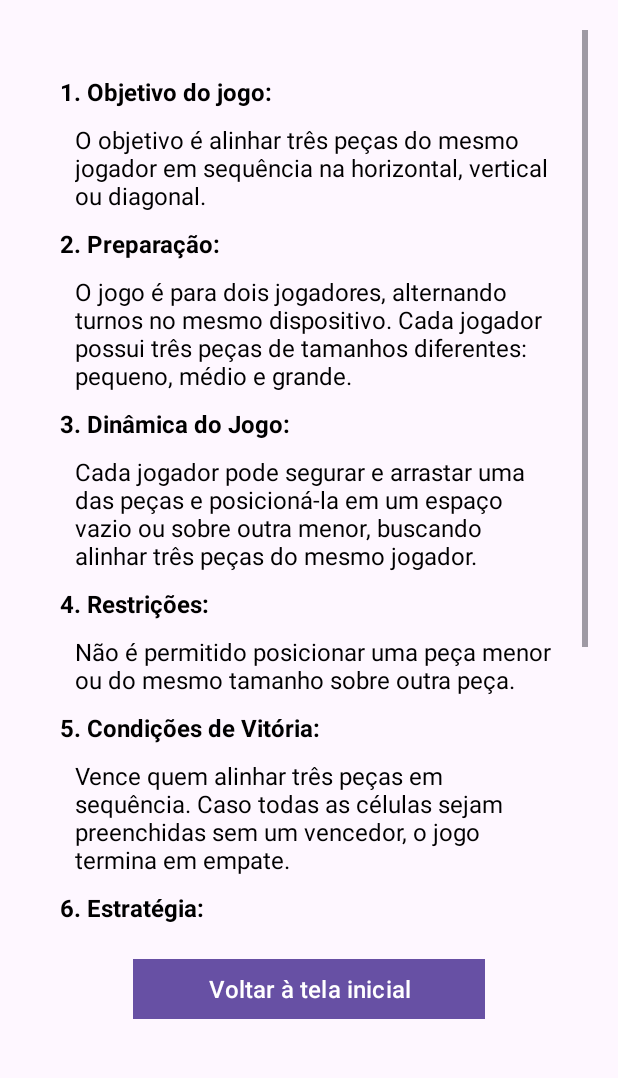
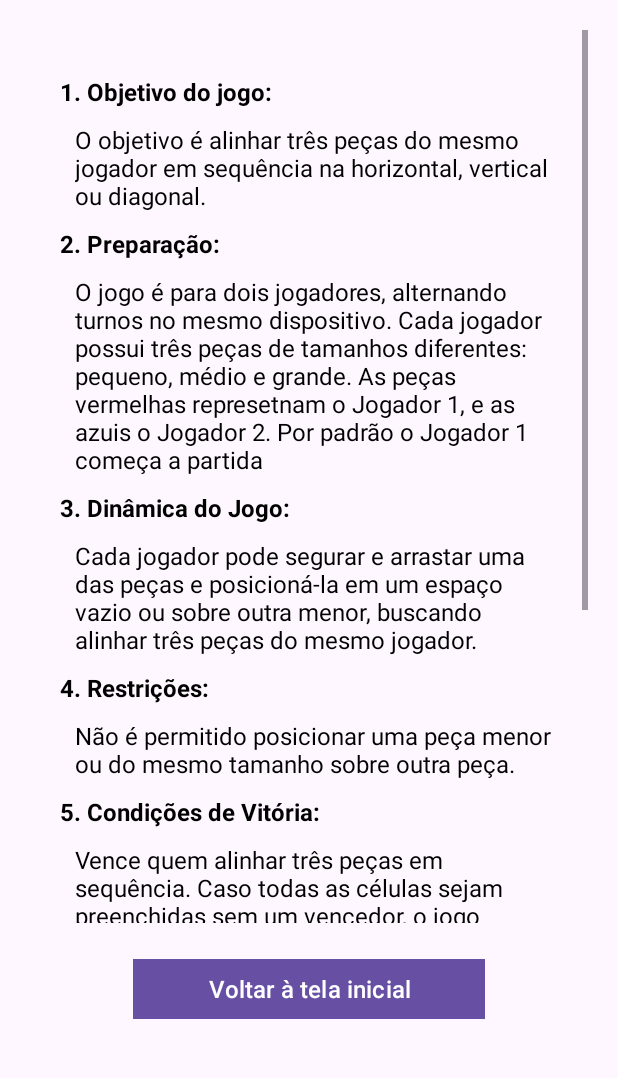
Before and after one commit to GabriellyVitoria5/App-Nham-Nham, an Android app: the Regras screen opened directly, with no data from a screen before it, on a phone screen of 412 x 824 dp, the part 136-1214 px from its top. Run offline under Robolectric (Android 15) with nearby library versions, the phone set to English and light mode, and no system bars.

Commit message:
Melhorar texto da regra 2

```diff
--- a/app/src/main/res/values/strings.xml
+++ b/app/src/main/res/values/strings.xml
@@ -16,7 +16,7 @@
     <string name="regra6_titulo">6. Estratégia:</string>
     <string name="regra7_titulo">7. Placar:</string>
     <string name="regra1_conteudo">O objetivo é alinhar três peças do mesmo jogador em sequência na horizontal, vertical ou diagonal.</string>
-    <string name="regra2_conteudo">O jogo é para dois jogadores, alternando turnos no mesmo dispositivo. Cada jogador possui três peças de tamanhos diferentes: pequeno, médio e grande.</string>
+    <string name="regra2_conteudo">O jogo é para dois jogadores, alternando turnos no mesmo dispositivo. Cada jogador possui três peças de tamanhos diferentes: pequeno, médio e grande. As peças vermelhas represetnam o Jogador 1, e as azuis o Jogador 2. Por padrão o Jogador 1 começa a partida</string>
     <string name="regra3_conteudo">Cada jogador pode segurar e arrastar uma das peças e posicioná-la em um espaço vazio ou sobre outra menor, buscando alinhar três peças do mesmo jogador.</string>
     <string name="regra4_conteudo">Não é permitido posicionar uma peça menor ou do mesmo tamanho sobre outra peça.</string>
     <string name="regra5_conteudo">Vence quem alinhar três peças em sequência. Caso todas as células sejam preenchidas sem um vencedor, o jogo termina em empate.</string>
```
